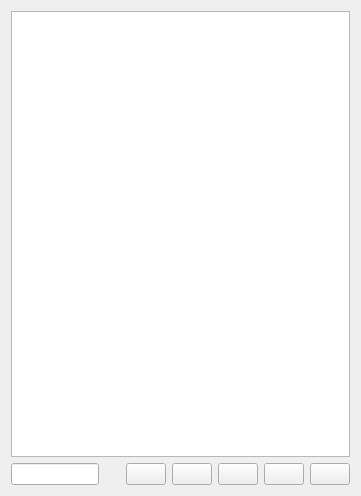
This is libs/widgets/WdgPaletteListWidget.ui in KDE/krita as Qt 5 draws it before an edit. The edited form follows.
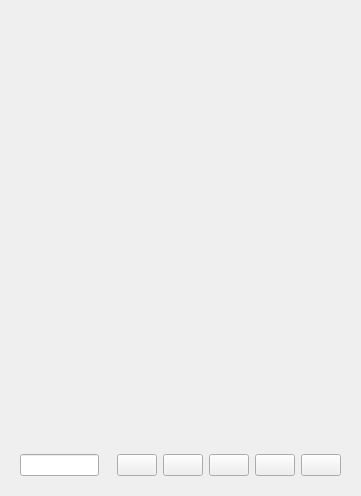
This is the edited form. Icons and pictures are not drawn. Custom widgets are drawn as their Qt base class.

Commit message:
Palette Docker GUI updated
The GUI is updated; modify button is now done;
The GUI of new palette chooser (KisPaletteListWidget) is now set up.
Users can now use the new palette chooser to choose palettes.
The palette view now sets the entries to stretch horizontally to
space available

T8646

Diff of the .ui file:
```diff
--- a/libs/widgets/WdgPaletteListWidget.ui
+++ b/libs/widgets/WdgPaletteListWidget.ui
@@ -13,11 +13,29 @@
   <property name="windowTitle">
    <string>Form</string>
   </property>
+  <layout class="QVBoxLayout" name="verticalLayout_2">
+   <item>
   <layout class="QVBoxLayout" name="verticalLayout">
    <item>
-    <widget class="KoResourceItemView" name="viewPalette"/>
+      <widget class="QWidget" name="viewPalette" native="true">
+       <property name="sizePolicy">
+        <sizepolicy hsizetype="Preferred" vsizetype="MinimumExpanding">
+         <horstretch>0</horstretch>
+         <verstretch>0</verstretch>
+        </sizepolicy>
+       </property>
+      </widget>
+     </item>
+    </layout>
    </item>
    <item>
+    <widget class="QWidget" name="ctrlLine" native="true">
+     <property name="sizePolicy">
+      <sizepolicy hsizetype="Preferred" vsizetype="Minimum">
+       <horstretch>0</horstretch>
+       <verstretch>0</verstretch>
+      </sizepolicy>
+     </property>
     <layout class="QHBoxLayout" name="horizontalLayout">
      <item>
       <widget class="QLineEdit" name="lineEditpaletteName"/>
@@ -51,14 +69,6 @@
        </property>
       </widget>
      </item>
-     <item>
-      <widget class="QPushButton" name="bnImport">
-       <property name="icon">
-        <iconset theme="document-open">
-         <normaloff>.</normaloff>.</iconset>
-       </property>
-      </widget>
-     </item>
      <item>
       <widget class="QPushButton" name="bnExport">
        <property name="icon">
@@ -67,6 +77,14 @@
        </property>
       </widget>
      </item>
+      <item>
+       <widget class="QPushButton" name="bnImport">
+        <property name="icon">
+         <iconset theme="document-open">
+          <normaloff>.</normaloff>.</iconset>
+        </property>
+       </widget>
+      </item>
      <item>
       <widget class="QPushButton" name="bnRemove">
        <property name="icon">
@@ -76,16 +94,10 @@
       </widget>
      </item>
     </layout>
+    </widget>
    </item>
   </layout>
  </widget>
- <customwidgets>
-  <customwidget>
-   <class>KoResourceItemView</class>
-   <extends>QTableView</extends>
-   <header>KoResourceItemView.h</header>
-  </customwidget>
- </customwidgets>
  <resources/>
  <connections/>
 </ui>
```
Left out of the diff: 2 changed lines with no effect on the pictures. Lines whose indentation alone changed are shown as unchanged. The commit also changes 16 other files.
